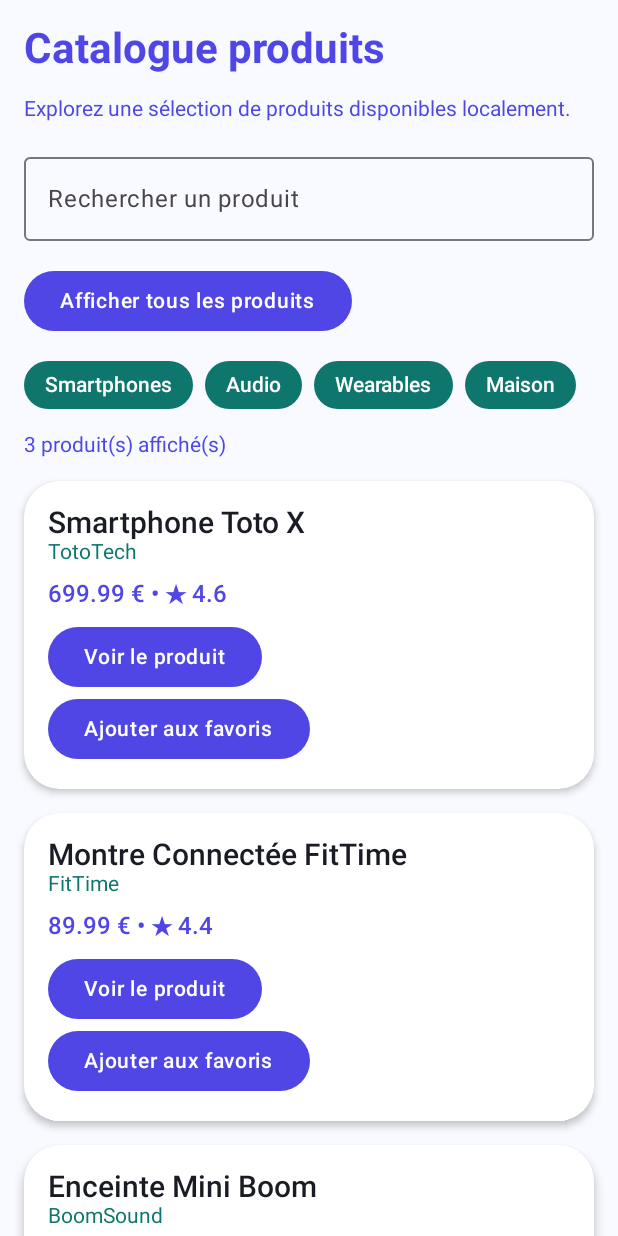
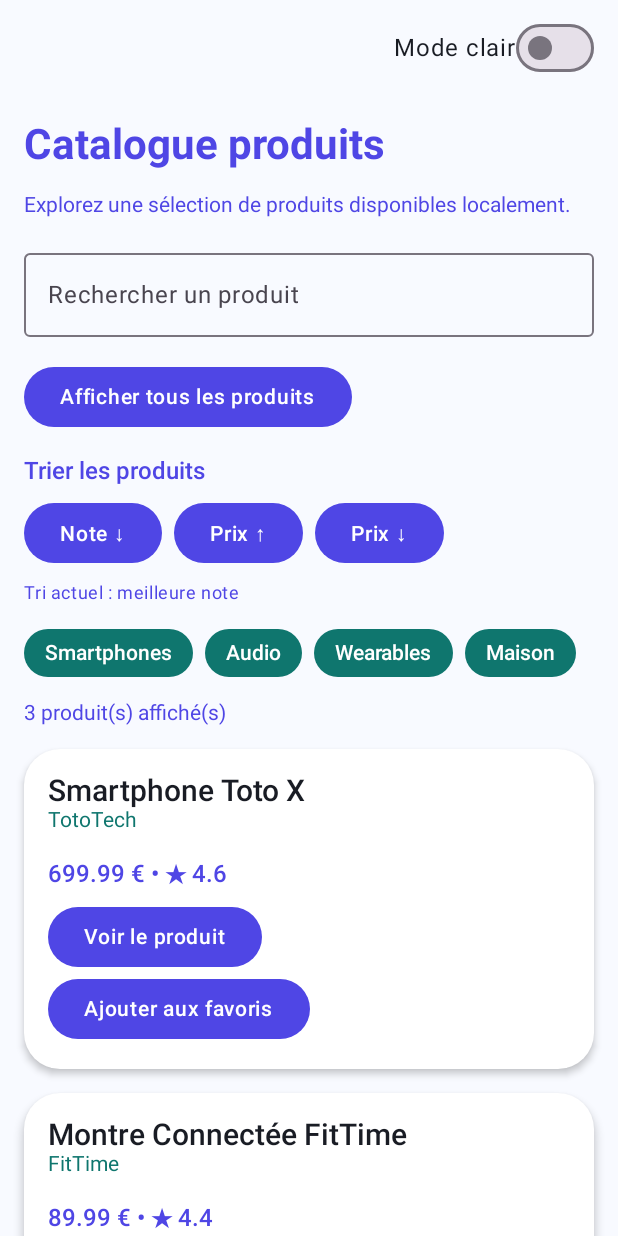
Before and after one commit to MaximeBjrd/ProductExplorer, an Android app built with Jetpack Compose: the screen it shows after launch (MainActivity), after a tap on "Afficher uniquement les produits en stoc", on a phone screen of 412 x 824 dp. Run offline under Robolectric (Android 15) with nearby library versions, the phone set to English and light mode, and no system bars.

Commit message:
Améliorations personnelles

```diff
--- a/app/src/main/java/com/example/productexplorer/MainActivity.kt
+++ b/app/src/main/java/com/example/productexplorer/MainActivity.kt
@@ -29,10 +29,14 @@ import androidx.compose.material3.MaterialTheme
 import androidx.compose.material3.OutlinedTextField
 import androidx.compose.material3.Scaffold
 import androidx.compose.material3.Surface
+import androidx.compose.material3.Switch
 import androidx.compose.material3.Text
 import androidx.compose.runtime.Composable
 import androidx.compose.runtime.collectAsState
 import androidx.compose.runtime.getValue
+import androidx.compose.runtime.mutableStateOf
+import androidx.compose.runtime.saveable.rememberSaveable
+import androidx.compose.runtime.setValue
 import androidx.compose.ui.Alignment
 import androidx.compose.ui.Modifier
 import androidx.compose.ui.res.painterResource
@@ -51,19 +55,46 @@ class MainActivity : ComponentActivity() {
         super.onCreate(savedInstanceState)
         enableEdgeToEdge()
         setContent {
-            ProductExplorerTheme {
+            var darkMode by rememberSaveable { mutableStateOf(false) }
+
+            ProductExplorerTheme(darkTheme = darkMode) {
                 Scaffold(modifier = Modifier.fillMaxSize()) { innerPadding ->
-                    ProductCatalogContainer(
-                        onProductClick = {
-                            // Plus tard : ouvrir le détail du produit
-                        },
-                        modifier = Modifier.padding(innerPadding)
-                    )
+                    Column(
+                        modifier = Modifier
+                            .fillMaxSize()
+                            .padding(innerPadding)
+                    ) {
+                        Row(
+                            modifier = Modifier
+                                .fillMaxWidth()
+                                .padding(horizontal = 16.dp, vertical = 8.dp),
+                            horizontalArrangement = Arrangement.End,
+                            verticalAlignment = Alignment.CenterVertically
+                        ) {
+                            Text(text = if (darkMode) "Mode sombre" else "Mode clair")
+                            Switch(
+                                checked = darkMode,
+                                onCheckedChange = { darkMode = it }
+                            )
+                        }
+
+                        ProductCatalogContainer(
+                            onProductClick = {
+                                // Plus tard : ouvrir le détail du produit
+                            },
+                            modifier = Modifier.weight(1f)
+                        )
+                    }
                 }
-
             }
         }
     }
+}
+
+enum class ProductSortOption {
+    RATING_DESC,
+    PRICE_ASC,
+    PRICE_DESC
 }
 
 data class ProductCatalogUiState(
@@ -71,14 +102,20 @@ data class ProductCatalogUiState(
     val categories: List<String> = emptyList(),
     val searchQuery: String = "",
     val showOnlyInStock: Boolean = false,
-    val favoriteProductIds: List<Int> = emptyList()
+    val favoriteProductIds: List<Int> = emptyList(),
+    val sortOption: ProductSortOption = ProductSortOption.RATING_DESC
 )
 
 class ProductCatalogViewModel : ViewModel() {
     private val allProducts: List<ProductUi> = sampleProducts()
     private val allCategories: List<String> = sampleCategories()
 
-    private val _uiState = MutableStateFlow(ProductCatalogUiState(products = allProducts, categories = allCategories))
+    private val _uiState = MutableStateFlow(
+        ProductCatalogUiState(
+            products = sortProducts(allProducts, ProductSortOption.RATING_DESC),
+            categories = allCategories
+        )
+    )
     val uiState: StateFlow<ProductCatalogUiState> = _uiState.asStateFlow()
 
     private fun filterProducts(searchQuery: String, showOnlyInStock: Boolean): List<ProductUi> {
@@ -92,11 +129,25 @@ class ProductCatalogViewModel : ViewModel() {
         }
     }
 
+    private fun sortProducts(
+        products: List<ProductUi>,
+        sortOption: ProductSortOption
+    ): List<ProductUi> {
+        return when (sortOption) {
+            ProductSortOption.RATING_DESC -> products.sortedByDescending { it.rating }
+            ProductSortOption.PRICE_ASC -> products.sortedBy { it.price }
+            ProductSortOption.PRICE_DESC -> products.sortedByDescending { it.price }
+        }
+    }
+
     fun onSearchQueryChange(newValue: String) {
         _uiState.update { currentState ->
             currentState.copy(
                 searchQuery = newValue,
-                products = filterProducts(newValue, currentState.showOnlyInStock)
+                products = sortProducts(
+                    filterProducts(newValue, currentState.showOnlyInStock),
+                    currentState.sortOption
+                )
             )
         }
     }
@@ -106,7 +157,22 @@ class ProductCatalogViewModel : ViewModel() {
             val newShowOnlyInStock = !currentState.showOnlyInStock
             currentState.copy(
                 showOnlyInStock = newShowOnlyInStock,
-                products = filterProducts(currentState.searchQuery, newShowOnlyInStock)
+                products = sortProducts(
+                    filterProducts(currentState.searchQuery, newShowOnlyInStock),
+                    currentState.sortOption
+                )
+            )
+        }
+    }
+
+    fun onSortChange(newSortOption: ProductSortOption) {
+        _uiState.update { currentState ->
+            currentState.copy(
+                sortOption = newSortOption,
+                products = sortProducts(
+                    filterProducts(currentState.searchQuery, currentState.showOnlyInStock),
+                    newSortOption
+                )
             )
         }
     }
@@ -307,7 +373,9 @@ fun ProductAvailabilityCard(stock: Int, shippingInformation: String, modifier: M
                 style = MaterialTheme.typography.titleMedium
             )
             Text(
-                text = "Stock : $stock unités",
+                text = if (stock == 0) "Rupture de stock" else "Stock : $stock unités",
+                color = if (stock == 0) MaterialTheme.colorScheme.error
+                else MaterialTheme.colorScheme.onSurface,
                 style = MaterialTheme.typography.bodyMedium
             )
             Text(
@@ -585,6 +653,8 @@ fun ProductCatalogContainer(
         favoriteProductIds = uiState.favoriteProductIds,
         onFavoriteClick = viewModel::onFavoriteClick,
         onProductClick = onProductClick,
+        sortOption = uiState.sortOption,
+        onSortChange = viewModel::onSortChange,
         modifier = modifier
     )
 }
@@ -600,6 +670,8 @@ fun ProductCatalogScreen(
     favoriteProductIds: List<Int>,
     onFavoriteClick: (Int) -> Unit,
     onProductClick: (ProductUi) -> Unit,
+    sortOption: ProductSortOption,
+    onSortChange: (ProductSortOption) -> Unit,
     modifier: Modifier = Modifier
 ) {
     LazyColumn(
@@ -639,6 +711,38 @@ fun ProductCatalogScreen(
                     } else {
                         "Afficher uniquement les produits en stock"
                     }
+                )
+            }
+        }
+        item {
+            Column(verticalArrangement = Arrangement.spacedBy(8.dp)) {
+                Text(
+                    text = "Trier les produits",
+                    style = MaterialTheme.typography.titleMedium,
+                    color = MaterialTheme.colorScheme.primary
+                )
+                Row(
+                    modifier = Modifier.fillMaxWidth(),
+                    horizontalArrangement = Arrangement.spacedBy(8.dp)
+                ) {
+                    Button(onClick = { onSortChange(ProductSortOption.RATING_DESC) }) {
+                        Text("Note ↓")
+                    }
+                    Button(onClick = { onSortChange(ProductSortOption.PRICE_ASC) }) {
+                        Text("Prix ↑")
+                    }
+                    Button(onClick = { onSortChange(ProductSortOption.PRICE_DESC) }) {
+                        Text("Prix ↓")
+                    }
+                }
+                Text(
+                    text = when (sortOption) {
+                        ProductSortOption.RATING_DESC -> "Tri actuel : meilleure note"
+                        ProductSortOption.PRICE_ASC -> "Tri actuel : prix croissant"
+                        ProductSortOption.PRICE_DESC -> "Tri actuel : prix décroissant"
+                    },
+                    style = MaterialTheme.typography.bodySmall,
+                    color = MaterialTheme.colorScheme.primary
                 )
             }
         }
@@ -693,6 +797,22 @@ fun ProductListItem(
                 style = MaterialTheme.typography.bodyMedium,
                 color = MaterialTheme.colorScheme.secondary
             )
+            Spacer(modifier = Modifier.height(8.dp))
+
+            if (product.stock == 0) {
+                Surface(
+                    color = MaterialTheme.colorScheme.errorContainer,
+                    contentColor = MaterialTheme.colorScheme.onErrorContainer,
+                    shape = MaterialTheme.shapes.small,
+                    modifier = Modifier.padding(top = 8.dp)
+                ) {
+                    Text(
+                        text = "Rupture de stock",
+                        style = MaterialTheme.typography.labelMedium,
+                        modifier = Modifier.padding(horizontal = 10.dp, vertical = 5.dp)
+                    )
+                }
+            }
             Spacer(modifier = Modifier.height(8.dp))
 
             Text(
@@ -751,7 +871,7 @@ fun CategoryRow(categories: List<String>, modifier: Modifier = Modifier) {
 //    }
 //}
 
-@Preview(showBackground = true, name = "Catalogue - Dark Theme", heightDp = 1250)
+@Preview(showBackground = true, name = "Catalogue - Dark Theme", heightDp = 1400)
 @Composable
 fun ProductCatalogScreenDarkPreview() {
     ProductExplorerTheme(darkTheme = true) {
@@ -764,7 +884,9 @@ fun ProductCatalogScreenDarkPreview() {
             onToggleStockFilter = {},
             favoriteProductIds = listOf(2),
             onFavoriteClick = {},
-            onProductClick = {}
+            onProductClick = {},
+            sortOption = ProductSortOption.RATING_DESC,
+            onSortChange = {}
         )
     }
 }
@@ -781,7 +903,7 @@ fun ProductCatalogScreenDarkPreview() {
 //    }
 //}
 
-@Preview(showBackground = true, name = "Catalogue - Light Theme", heightDp = 1250)
+@Preview(showBackground = true, name = "Catalogue - Light Theme", heightDp = 1400)
 @Composable
 fun ProductCatalogScreenLightPreview() {
     ProductExplorerTheme(darkTheme = false) {
@@ -794,7 +916,9 @@ fun ProductCatalogScreenLightPreview() {
             onToggleStockFilter = {},
             favoriteProductIds = listOf(1),
             onFavoriteClick = {},
-            onProductClick = {}
+            onProductClick = {},
+            sortOption = ProductSortOption.RATING_DESC,
+            onSortChange = {}
         )
     }
 }
```
